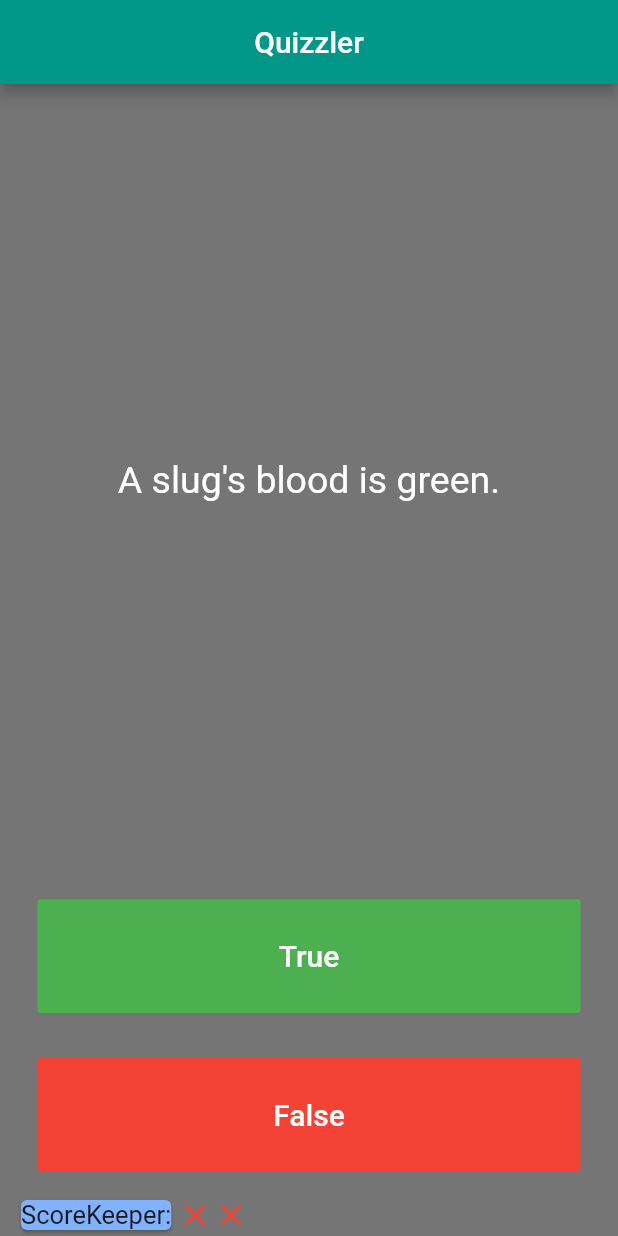
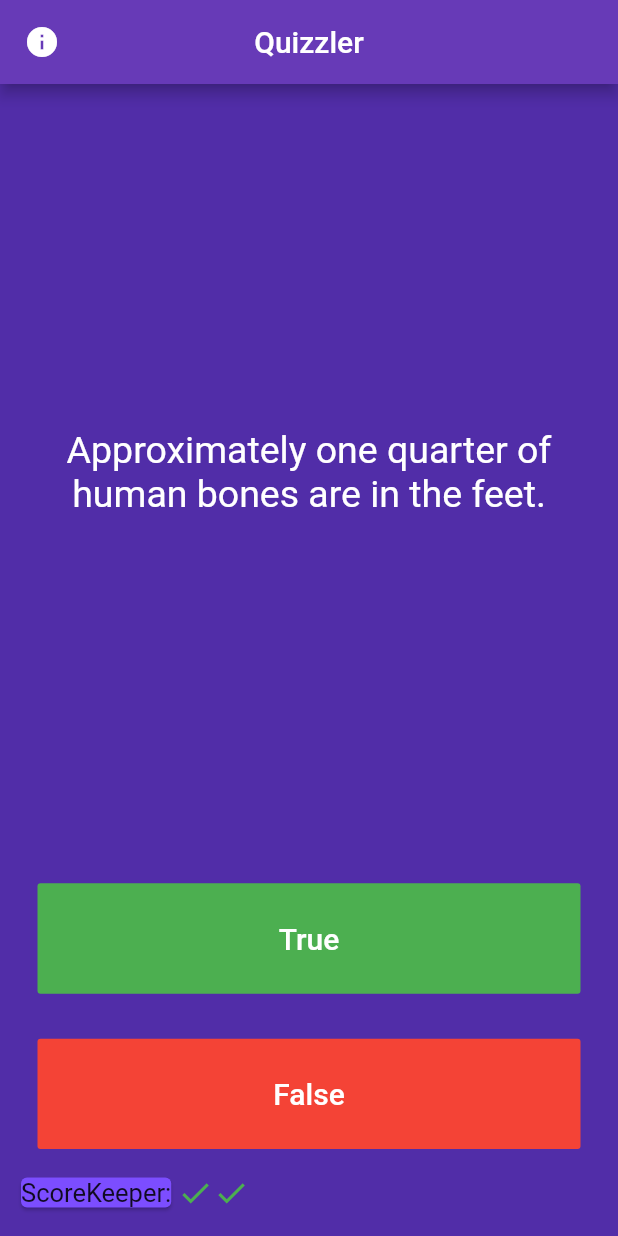
Before and after one commit to AnomDevgun/AppDev, a Flutter app: the screen it shows after launch, after a tap on "True", after a tap on "False", on a phone screen of 412 x 824 dp. Run offline on Flutter 3.47's test engine with Material 2 defaults, Android fonts, the phone set to English and light mode, and no system bars; our stand-ins replace audioplayers.

Commit message:
working on Quizzler

```diff
--- /dev/null
+++ b/quizzler-flutter/lib/big_brain.dart
@@ -0,0 +1,32 @@
+import 'questions.dart';
+
+class BigBrain {
+  List<Questions> questionList = [
+    Questions('Some cats are actually allergic to humans', true),
+    Questions('You can lead a cow down stairs but not up stairs.', false),
+    Questions(
+        'Approximately one quarter of human bones are in the feet.', true),
+    Questions('A slug\'s blood is green.', true),
+    Questions('Buzz Aldrin\'s mother\'s maiden name was \"Moon\".', true),
+    Questions('It is illegal to pee in the Ocean in Portugal.', true),
+    Questions(
+        'No piece of square dry paper can be folded in half more than 7 times.',
+        false),
+    Questions(
+        'In London, UK, if you happen to die in the House of Parliament, you are technically entitled to a state funeral, because the building is considered too sacred a place.',
+        true),
+    Questions(
+        'The loudest sound produced by any animal is 188 decibels. That animal is the African Elephant.',
+        false),
+    Questions(
+        'The total surface area of two human lungs is approximately 70 square metres.',
+        true),
+    Questions('Google was originally called \"Backrub\".', true),
+    Questions(
+        'Chocolate affects a dog\'s heart and nervous system; a few ounces are enough to kill a small dog.',
+        true),
+    Questions(
+        'In West Virginia, USA, if you accidentally hit an animal with your car, you are free to take it home to eat.',
+        true),
+  ];
+}
--- a/quizzler-flutter/lib/main.dart
+++ b/quizzler-flutter/lib/main.dart
@@ -1,7 +1,9 @@
 import 'package:flutter/cupertino.dart';
 import 'package:flutter/material.dart';
-import 'questions.dart';
 import 'package:audioplayers/audio_cache.dart';
+import 'big_brain.dart';
+
+BigBrain quizBrain = BigBrain();
 
 void main() => runApp(Quizzler());
 
@@ -9,10 +11,16 @@
   @override
   Widget build(BuildContext context) {
     return MaterialApp(
+      debugShowCheckedModeBanner: false,
       home: Scaffold(
         appBar: AppBar(
+          leading: IconButton(
+              icon: Icon(Icons.info),
+              onPressed: () {
+                //textDialog(context);
+              }),
           centerTitle: true,
-          backgroundColor: Colors.teal,
+          backgroundColor: Color(0xFF673AB7),
           title: Text('Quizzler'),
           /*leading: GestureDetector(
             onTap: () {
@@ -23,7 +31,7 @@
             ),
           ),*/
         ),
-        backgroundColor: Colors.black54,
+        backgroundColor: Color(0xFF512DA8),
         body: SafeArea(
           child: Padding(
             padding: EdgeInsets.symmetric(horizontal: 10.0),
@@ -46,7 +54,7 @@
   int count = 0;
   int text = 0;
   void checkAnswer(bool ansType) {
-    if (questionList[count].questionAnswer == ansType) {
+    if (quizBrain.questionList[count].questionAnswer == ansType) {
       audioCache.play('correct_choice.wav');
       scoreKeep.add(
         Icon(
@@ -54,7 +62,7 @@
           color: Colors.green,
         ),
       );
-    } else if (questionList[count].questionAnswer != ansType) {
+    } else if (quizBrain.questionList[count].questionAnswer != ansType) {
       audioCache.play('wrong_choice.mp3');
       scoreKeep.add(
         Icon(
@@ -65,17 +73,9 @@
     }
   }
 
-  List<Questions> questionList = [
-    Questions(q: 'You can lead a cow down stairs but not up stairs.', a: false),
-    Questions(
-        q: 'Approximately one quarter of human bones are in the feet.',
-        a: true),
-    Questions(q: 'A slug\'s blood is green.', a: true),
-  ];
-
   List<Widget> scoreKeep = [
     Card(
-      color: Colors.blueAccent.shade100,
+      color: Color(0xFF7C4DFF),
       child: Text(
         'ScoreKeeper:',
         style: TextStyle(fontSize: 17),
@@ -95,7 +95,7 @@
             padding: EdgeInsets.all(10.0),
             child: Center(
               child: Text(
-                questionList[text].questionText,
+                quizBrain.questionList[text].questionText,
                 textAlign: TextAlign.center,
                 style: TextStyle(
                   fontSize: 25.0,
@@ -120,9 +120,9 @@
               ),
               onPressed: () {
                 setState(() {
-                  if (count < 3) {
+                  if (count < 13) {
                     checkAnswer(true);
-                    if (text < 2) {
+                    if (text < 12) {
                       text++;
                     }
                     count++;
@@ -146,9 +146,9 @@
               ),
               onPressed: () {
                 setState(() {
-                  if (count < 3) {
+                  if (count < 13) {
                     checkAnswer(false);
-                    if (text < 2) {
+                    if (text < 12) {
                       text++;
                     }
                     count++;
@@ -164,14 +164,12 @@
           child: Row(
             children: scoreKeep,
           ),
-        )
+        ),
+        SizedBox(
+          width: double.infinity,
+          height: 15,
+        ),
       ],
     );
   }
 }
-
-/*
-question1: 'You can lead a cow down stairs but not up stairs.', false,
-question2: 'Approximately one quarter of human bones are in the feet.', true,
-question3: 'A slug\'s blood is green.', true,
-*/
--- a/quizzler-flutter/lib/questions.dart
+++ b/quizzler-flutter/lib/questions.dart
@@ -1,7 +1,7 @@
 class Questions {
   String questionText;
   bool questionAnswer;
-  Questions({String q, bool a}) {
+  Questions(String q, bool a) {
     questionText = q;
     questionAnswer = a;
   }
```
